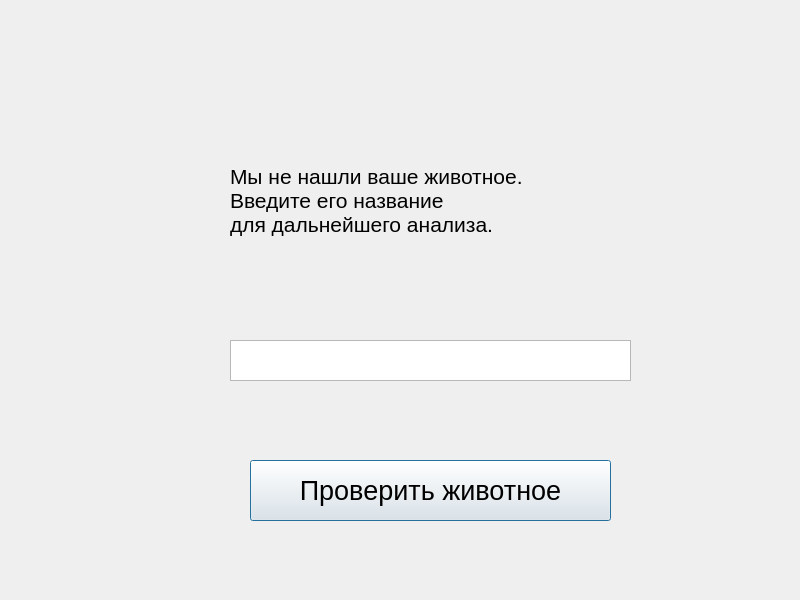
Above: QtPetinator/checkanimal.ui from krbroman/Petinator before the change. Below: the same form after it.
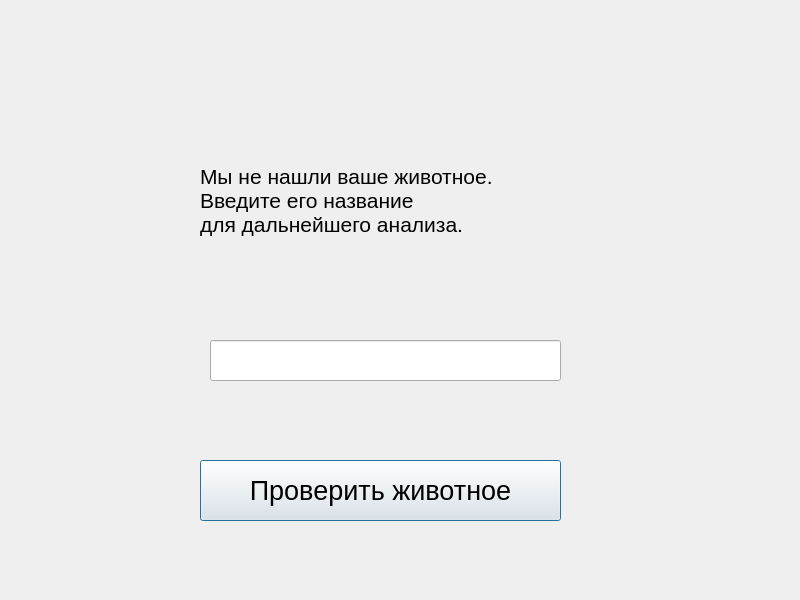
That is the form after the change.

What changed in the file:
```diff
--- a/QtPetinator/checkanimal.ui
+++ b/QtPetinator/checkanimal.ui
@@ -16,7 +16,7 @@
   <widget class="QLabel" name="label">
    <property name="geometry">
     <rect>
-     <x>230</x>
+     <x>200</x>
      <y>130</y>
      <width>421</width>
      <height>141</height>
@@ -33,20 +33,10 @@
 для дальнейшего анализа.</string>
    </property>
   </widget>
-  <widget class="QTextBrowser" name="textBrowser">
-   <property name="geometry">
-    <rect>
-     <x>230</x>
-     <y>340</y>
-     <width>401</width>
-     <height>41</height>
-    </rect>
-   </property>
-  </widget>
   <widget class="QPushButton" name="pushButton">
    <property name="geometry">
     <rect>
-     <x>250</x>
+     <x>200</x>
      <y>460</y>
      <width>361</width>
      <height>61</height>
@@ -61,6 +51,16 @@
     <string>Проверить животное</string>
    </property>
   </widget>
+  <widget class="QLineEdit" name="lineEdit">
+   <property name="geometry">
+    <rect>
+     <x>210</x>
+     <y>340</y>
+     <width>351</width>
+     <height>41</height>
+    </rect>
+   </property>
+  </widget>
  </widget>
  <resources/>
  <connections/>
```
